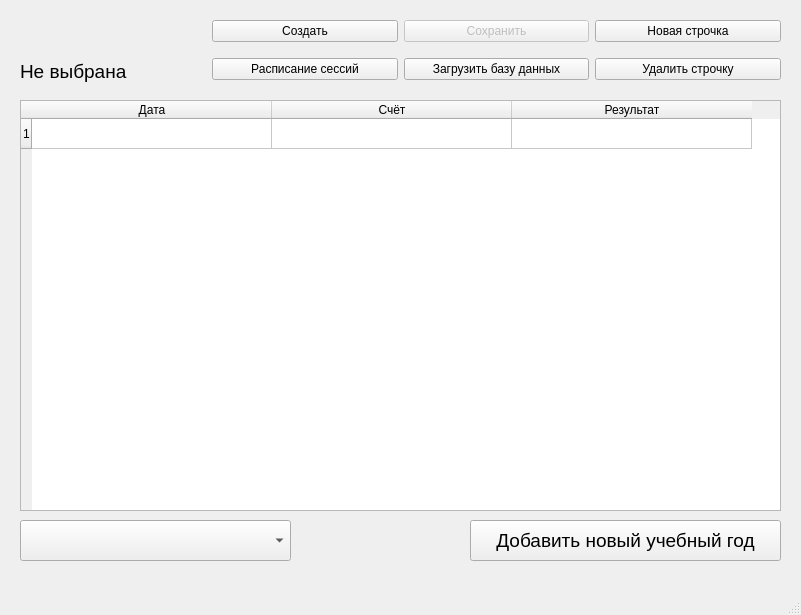
Before: the Qt Designer form test.ui in OgnestrelYT/Sport-Oracle, drawn with Qt 5.
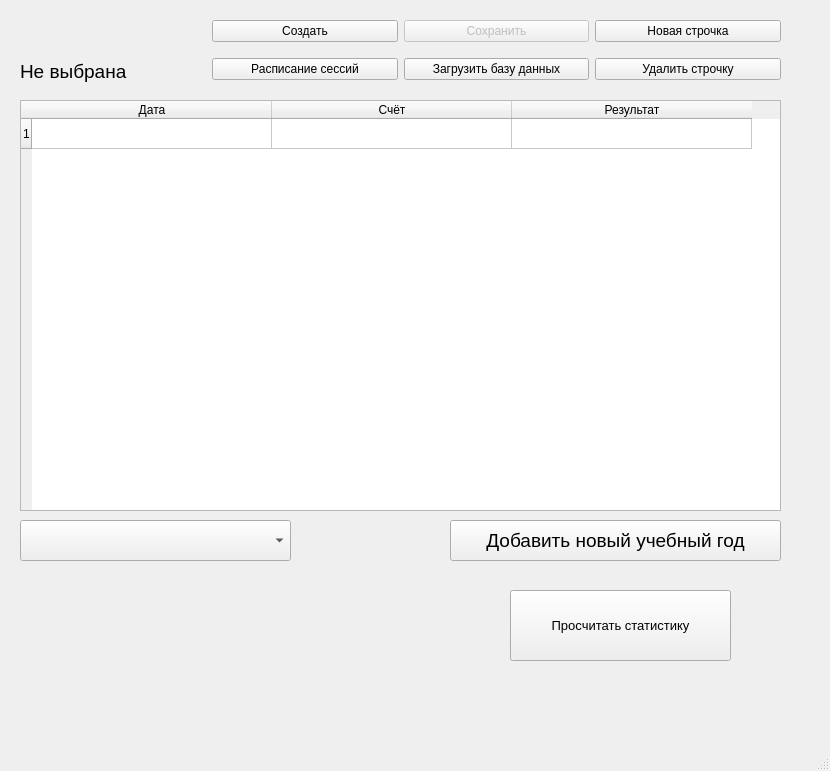
After: the same form once the commit is applied.

Diff of the .ui file:
```diff
--- a/test.ui
+++ b/test.ui
@@ -6,8 +6,8 @@
    <rect>
     <x>0</x>
     <y>0</y>
-    <width>801</width>
-    <height>615</height>
+    <width>830</width>
+    <height>771</height>
    </rect>
   </property>
   <property name="windowTitle">
@@ -187,9 +187,9 @@
    <widget class="QPushButton" name="Update_Table">
     <property name="geometry">
      <rect>
-      <x>470</x>
+      <x>450</x>
       <y>520</y>
-      <width>311</width>
+      <width>331</width>
       <height>41</height>
      </rect>
     </property>
@@ -202,6 +202,26 @@
      <string>Добавить новый учебный год</string>
     </property>
    </widget>
+   <widget class="QPushButton" name="Result_button">
+    <property name="geometry">
+     <rect>
+      <x>510</x>
+      <y>590</y>
+      <width>221</width>
+      <height>71</height>
+     </rect>
+    </property>
+    <property name="font">
+     <font>
+      <pointsize>10</pointsize>
+      <weight>50</weight>
+      <bold>false</bold>
+     </font>
+    </property>
+    <property name="text">
+     <string>Просчитать статистику</string>
+    </property>
+   </widget>
   </widget>
   <widget class="QMenuBar" name="menubar">
    <property name="geometry">
```
Left out of the diff: 4 changed lines with no effect on the pictures.
